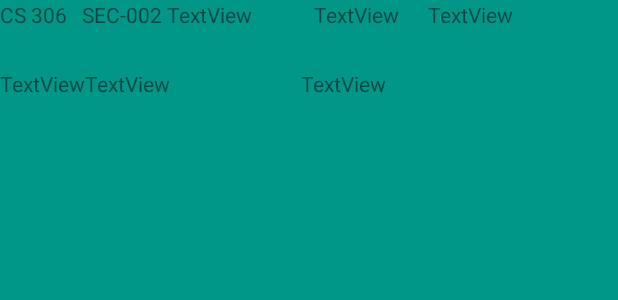
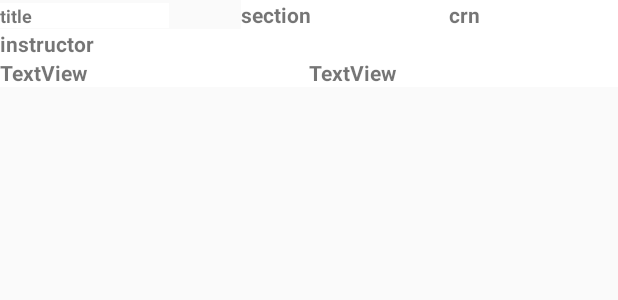
Before and after one commit to kedbirhan/Course-Tracker-app, an Android app: the layout class_tracking_row.xml on its own in the app's theme, with its tools: preview values and no code run, on a phone screen of 412 x 824 dp. Shown: the top 300 px of the screen. Run offline under Robolectric (Android 15) with nearby library versions, the phone set to English and light mode, and no system bars.

Commit message:
all done

```diff
--- a/app/src/main/java/com/example/gmucoursetracker/MainActivity.java
+++ b/app/src/main/java/com/example/gmucoursetracker/MainActivity.java
@@ -82,6 +82,7 @@ public class MainActivity extends Activity {
         super.onCreate(savedInstanceState);
         setContentView(R.layout.activity_main);
         dbHelper = new Databasehelper(this);
+        //dbHelper.deleteDatabase();
         db=dbHelper.getWritableDatabase();// get writable database
 
         startSectionTrackerService();
@@ -166,7 +167,7 @@ public class MainActivity extends Activity {
         System.out.println(Arrays.toString(info));
         AlertDialog.Builder builder = new AlertDialog.Builder(this);
         builder.setTitle(info[6]);
-        builder.setMessage("are you sure you want to be notified ?");
+        builder.setMessage("are you sure you want to be notified when this section has an open seat?");
         builder.setCancelable(true);
         builder.setPositiveButton("OK", new DialogInterface.OnClickListener() {
             public void onClick(DialogInterface dialog, int id) {
--- a/app/src/main/res/layout/class_tracking_row.xml
+++ b/app/src/main/res/layout/class_tracking_row.xml
@@ -3,76 +3,82 @@
 <LinearLayout xmlns:android="http://schemas.android.com/apk/res/android"
     android:layout_width="match_parent"
     android:layout_height="match_parent"
-    android:background="#009688"
     android:orientation="vertical">
 
 
     <LinearLayout
-        android:layout_width="wrap_content"
-        android:layout_height="46dp"
+        android:layout_width="match_parent"
+        android:layout_height="wrap_content"
         android:orientation="horizontal">
 
         <TextView
             android:id="@+id/titles"
             android:layout_width="wrap_content"
-            android:layout_height="match_parent"
+            android:layout_height="wrap_content"
+            android:layout_marginRight="@android:dimen/app_icon_size"
             android:layout_weight="1"
-            android:background="#009688"
-            android:text="CS 306   SEC-002 " />
+            android:background="#FFFFFF"
+            android:text="title"
+            android:textSize="12sp"
+            android:textStyle="bold" />
 
         <TextView
             android:id="@+id/sec"
-            android:layout_width="98dp"
-            android:layout_height="match_parent"
+            android:layout_width="wrap_content"
+            android:layout_height="wrap_content"
             android:layout_weight="1"
-            android:background="#009688"
-            android:text="TextView" />
+            android:background="#FFFFFF"
+            android:text="section"
+            android:textStyle="bold" />
+
+        <TextView
+            android:id="@+id/crn"
+            android:layout_width="wrap_content"
+            android:layout_height="wrap_content"
+            android:layout_weight="1"
+            android:background="#FFFFFF"
+            android:text="crn"
+            android:textStyle="bold" />
+    </LinearLayout>
+
+    <LinearLayout
+        android:layout_width="match_parent"
+        android:layout_height="wrap_content"
+        android:orientation="horizontal">
 
         <TextView
             android:id="@+id/instructor"
-            android:layout_width="76dp"
-            android:layout_height="match_parent"
+            android:layout_width="wrap_content"
+            android:layout_height="wrap_content"
             android:layout_weight="1"
-            android:background="#009688"
-            android:text="TextView" />
-
-        <TextView
-            android:id="@+id/crn"
-            android:layout_width="118dp"
-            android:layout_height="match_parent"
-            android:layout_weight="1"
-            android:background="#009688"
-            android:text="TextView" />
+            android:background="#FFFFFF"
+            android:text="instructor"
+            android:textStyle="bold" />
     </LinearLayout>
 
     <LinearLayout
         android:id="@+id/day"
-        android:layout_width="wrap_content"
-        android:layout_height="48dp"
+        android:layout_width="match_parent"
+        android:layout_height="wrap_content"
         android:orientation="horizontal">
 
         <TextView
             android:id="@+id/days"
             android:layout_width="wrap_content"
-            android:layout_height="match_parent"
+            android:layout_height="wrap_content"
             android:layout_weight="1"
-            android:background="#009688"
-            android:text="TextView" />
+            android:background="#FFFFFF"
+            android:text="TextView"
+            android:textStyle="bold" />
 
         <TextView
             android:id="@+id/times"
-            android:layout_width="144dp"
-            android:layout_height="match_parent"
+            android:layout_width="wrap_content"
+            android:layout_height="wrap_content"
             android:layout_weight="1"
-            android:background="#009688"
-            android:text="TextView" />
-
-        <TextView
-            android:id="@+id/isSeatAvailable"
-            android:layout_width="197dp"
-            android:layout_height="match_parent"
-            android:layout_weight="1"
-            android:text="TextView" />
+            android:background="#FFFFFF"
+            android:text="TextView"
+            android:textStyle="bold" />
 
     </LinearLayout>
 
--- a/app/src/main/res/values/strings.xml
+++ b/app/src/main/res/values/strings.xml
@@ -1,3 +1,3 @@
 <resources>
-    <string name="app_name">tester</string>
+    <string name="app_name">GMU Course Tracker</string>
 </resources>
```
Also changed, not shown: app/src/main/java/com/example/gmucoursetracker/Databasehelper.java (+14 -1 lines), app/src/main/java/com/example/gmucoursetracker/SectionTracker.java (+54 -6 lines), app/src/main/java/com/example/gmucoursetracker/classTrackingActivity.java (+67 -2 lines), app/src/main/java/com/example/gmucoursetracker/customCursorAdaptor.java (+9 -17 lines), app/src/main/res/drawable/ic_priority_high_black_24dp.xml (added, +12 -0 lines), app/src/main/res/layout/activity_class_tracking.xml (+28 -1 lines), app/src/main/res/layout/list_item.xml (+6 -2 lines).
